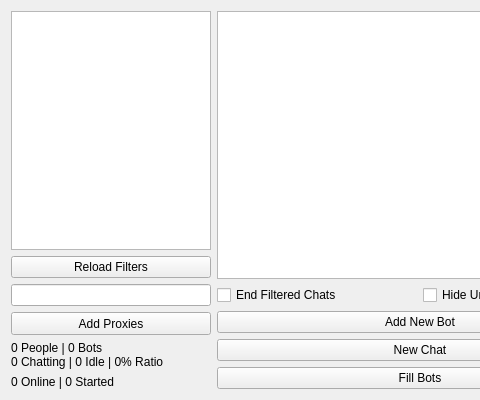
Qt form QT_Test/qt_test.ui (grasmanek94/PACB-PROJECT-ChatBot-QT-V3) before a commit; both pictures show x 0 to 480 and y 0 to 400 of the 1420 by 400 pixel window.
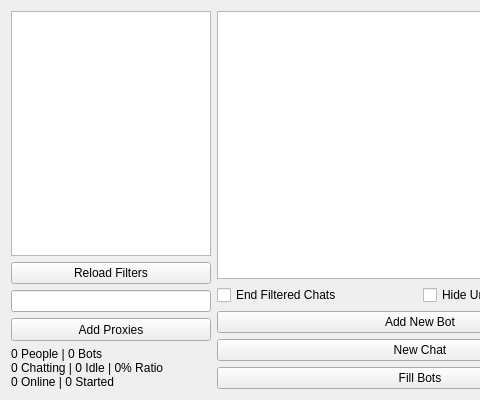
The same form after that commit. Icons and pictures are not drawn.

Commit message: combine stat labels

The edit to the form file:
```diff
--- a/QT_Test/qt_test.ui
+++ b/QT_Test/qt_test.ui
@@ -39,6 +39,13 @@
       <property name="sizeConstraint">
        <enum>QLayout::SetMinimumSize</enum>
       </property>
+      <item row="1" column="0">
+       <widget class="QPushButton" name="reloadFiltersSubmit">
+        <property name="text">
+         <string>Reload Filters</string>
+        </property>
+       </widget>
+      </item>
       <item row="0" column="0">
        <widget class="QListWidget" name="chatProxyList">
         <property name="minimumSize">
@@ -60,20 +67,6 @@
         </property>
        </widget>
       </item>
-      <item row="5" column="0">
-       <widget class="QLabel" name="onlineCountLabel">
-        <property name="text">
-         <string>0 Online | 0 Started</string>
-        </property>
-       </widget>
-      </item>
-      <item row="1" column="0">
-       <widget class="QPushButton" name="reloadFiltersSubmit">
-        <property name="text">
-         <string>Reload Filters</string>
-        </property>
-       </widget>
-      </item>
       <item row="2" column="0">
        <widget class="QLineEdit" name="chatProxyInput">
         <property name="minimumSize">
@@ -90,6 +83,15 @@
         </property>
        </widget>
       </item>
+      <item row="4" column="0">
+       <widget class="QLabel" name="onlineCountLabel">
+        <property name="text">
+         <string>0 People | 0 Bots
+0 Chatting | 0 Idle | 0% Ratio
+0 Online | 0 Started</string>
+        </property>
+       </widget>
+      </item>
       <item row="3" column="0">
        <widget class="QPushButton" name="chatProxySubmit">
         <property name="minimumSize">
@@ -109,20 +111,6 @@
         </property>
        </widget>
       </item>
-      <item row="4" column="0">
-       <widget class="QLabel" name="statsLabel">
-        <property name="minimumSize">
-         <size>
-          <width>0</width>
-          <height>0</height>
-         </size>
-        </property>
-        <property name="text">
-         <string>0 People | 0 Bots
-0 Chatting | 0 Idle | 0% Ratio</string>
-        </property>
-       </widget>
-      </item>
      </layout>
     </item>
     <item>
```
The commit also changes 5 other files.
